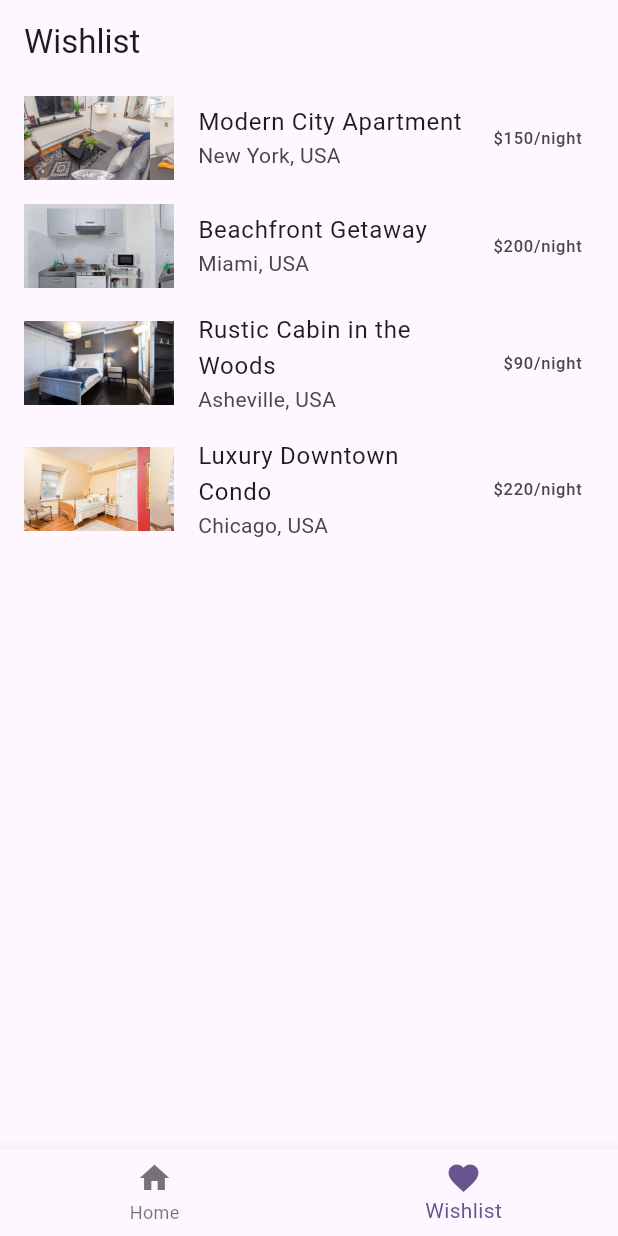
After one commit to sufiyan764/earthbnb, a Flutter app: the screen it shows after launch, item 2 of the bottom bar chosen, on a phone screen of 412 x 824 dp. The commit adds this screen. Run offline on Flutter 3.47's test engine with Material 3 defaults, Android fonts, the phone set to English and light mode, and no system bars; our stand-ins replace firebase_core; accounts and stored records are empty.

Commit message:
added logo, wishlist page and navigation

```diff
--- a/assets/properties.json
+++ b/assets/properties.json
@@ -354,7 +354,6 @@
       "BBQ"
     ],
     "images": [
-      "boston_432044_1.jpg",
       "boston_432044_2.jpg",
       "boston_432044_3.jpg",
       "boston_432044_4.jpg"
--- /dev/null
+++ b/lib/WishlistClass.dart
@@ -0,0 +1,83 @@
+class Wishlist {
+  final int id;
+  final String title;
+  final String location;
+  final String description;
+  final int rooms;
+  final int guests;
+  final int bathrooms;
+  final int price;
+  final String hostName;
+  final List<String> amenities;
+  final List<String> images;
+  final String dates;
+  final String address;
+  final String checkin;
+  final String checkout;
+  final String status;
+  final List<int> rating;
+
+  Wishlist({
+    required this.id,
+    required this.title,
+    required this.location,
+    required this.description,
+    required this.rooms,
+    required this.guests,
+    required this.bathrooms,
+    required this.price,
+    required this.hostName,
+    required this.amenities,
+    required this.images,
+    required this.dates,
+    required this.address,
+    required this.checkin,
+    required this.checkout,
+    required this.status,
+    required this.rating,
+  });
+
+  factory Wishlist.fromJson(Map<String, dynamic> json) {
+    return Wishlist(
+      id: json['id'],
+      title: json['title'],
+      location: json['location'],
+      description: json['description'],
+      rooms: json['rooms'],
+      guests: json['guests'],
+      bathrooms: json['bathrooms'],
+      price: json['price'],
+      hostName: json['hostname'],
+      amenities: List<String>.from(json['amenities']),
+      images: List<String>.from(json['images']),
+      dates: json['dates'],
+      address: json['address'],
+      checkin: json['checkin'],
+      checkout: json['checkout'],
+      status: json['status'],
+      rating: List<int>.from(json['rating']),
+    );
+  }
+
+  Map<String, dynamic> toJson() {
+    return {
+      'id': id,
+      'title': title,
+      'location': location,
+      'description': description,
+      'rooms': rooms,
+      'guests': guests,
+      'bathrooms': bathrooms,
+      'price': price,
+      'hostname': hostName,
+      'amenities': amenities,
+      'images': images,
+      'dates': dates,
+      'address': address,
+      'checkin': checkin,
+      'checkout': checkout,
+      'status': status,
+      'rating': rating,
+    };
+  }
+}
--- /dev/null
+++ b/lib/navigation.dart
@@ -0,0 +1,46 @@
+import 'package:flutter/material.dart';
+import 'main.dart';
+import 'wishlist.dart';
+
+class AppNavigation extends StatelessWidget {
+  final int selectedIndex;
+
+  const AppNavigation({Key? key, required this.selectedIndex}) : super(key: key);
+
+  void _onItemTapped(BuildContext context, int index) {
+    if (index == selectedIndex) return; // Prevent reload of the same page
+    switch (index) {
+      case 0:
+        Navigator.pushReplacement(
+          context,
+          MaterialPageRoute(builder: (context) => ApartmentListScreen()),
+        );
+        break;
+      case 1:
+        Navigator.pushReplacement(
+          context,
+          MaterialPageRoute(builder: (context) => WishlistScreen()),
+        );
+        break;
+    // Add more cases here for additional tabs if needed
+    }
+  }
+
+  @override
+  Widget build(BuildContext context) {
+    return BottomNavigationBar(
+      currentIndex: selectedIndex,
+      onTap: (index) => _onItemTapped(context, index),
+      items: const <BottomNavigationBarItem>[
+        BottomNavigationBarItem(
+          icon: Icon(Icons.home),
+          label: 'Home',
+        ),
+        BottomNavigationBarItem(
+          icon: Icon(Icons.favorite),
+          label: 'Wishlist',
+        ),
+      ],
+    );
+  }
+}
--- /dev/null
+++ b/lib/wishlist.dart
@@ -0,0 +1,78 @@
+import 'package:flutter/material.dart';
+import 'dart:convert';
+import 'package:flutter/services.dart';
+import 'PropertiesClass.dart';
+import 'WishlistClass.dart';
+import 'navigation.dart';
+
+class WishlistScreen extends StatefulWidget {
+  @override
+  _WishlistScreenState createState() => _WishlistScreenState();
+}
+
+class _WishlistScreenState extends State<WishlistScreen> {
+  late Future<List<Wishlist>> wishlistProperties;
+
+  @override
+  void initState() {
+    super.initState();
+    wishlistProperties = loadWishlistProperties();
+  }
+
+  Future<List<Wishlist>> loadWishlistProperties() async {
+    // Load the JSON file from assets
+    String jsonString = await rootBundle.loadString('assets/wishlist.json');
+    // Decode the JSON string to a List
+    List<dynamic> jsonList = json.decode(jsonString);
+    // Convert the List to a List of Wishlist objects
+    return jsonList.map((json) => Wishlist.fromJson(json)).toList();
+  }
+
+  @override
+  Widget build(BuildContext context) {
+    return Scaffold(
+      appBar: AppBar(
+        title: Text('Wishlist'),
+      ),
+      body: FutureBuilder<List<Wishlist>>(
+        future: wishlistProperties,
+        builder: (context, snapshot) {
+          if (snapshot.connectionState == ConnectionState.waiting) {
+            return Center(child: CircularProgressIndicator());
+          } else if (snapshot.hasError) {
+            return Center(child: Text('Error loading wishlist properties'));
+          } else if (!snapshot.hasData || snapshot.data!.isEmpty) {
+            return Center(child: Text('Your wishlist is empty'));
+          } else {
+            List<Wishlist> wishlist = snapshot.data!;
+            return ListView.builder(
+              itemCount: wishlist.length,
+              itemBuilder: (context, index) {
+                final wish = wishlist[index];
+                return ListTile(
+                  title: Text(wish.title),
+                  subtitle: Text(wish.location),
+                  trailing: Text('\$${wish.price}/night'),
+                  leading: wish.images.isNotEmpty
+                      ? SizedBox(
+                    width: 100, // Set the width for each image
+                    child: ListView.builder(
+                      scrollDirection: Axis.horizontal,
+                      itemCount: wish.images.length,
+                      itemBuilder: (context, imgIndex) {
+                        return Image.asset(
+                            'assets/images/properties/${wish.images[imgIndex]}');
+                      },
+                    ),
+                  )
+                      : null,
+                );
+              },
+            );
+          }
+        },
+      ),
+        bottomNavigationBar: AppNavigation(selectedIndex: 1)
+    );
+  }
+}
```
Also changed, not shown: assets/wishlist.json (added, +139 -0 lines), lib/main.dart (+3 -51 lines), pubspec.yaml (+7 -0 lines), assets/earthbnb.png (added), lib/PropertiesClass.dart (renamed from lib/Properties.dart), pubspec.lock, 5 other files.
